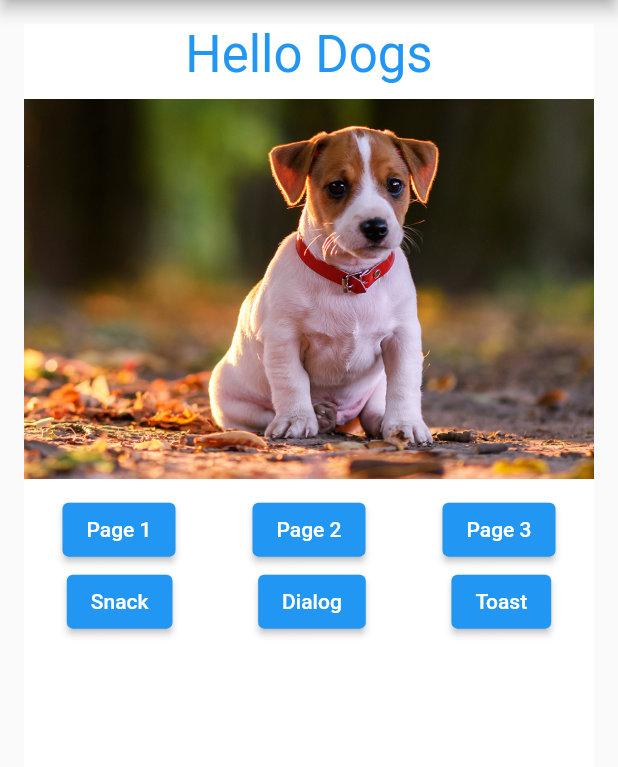
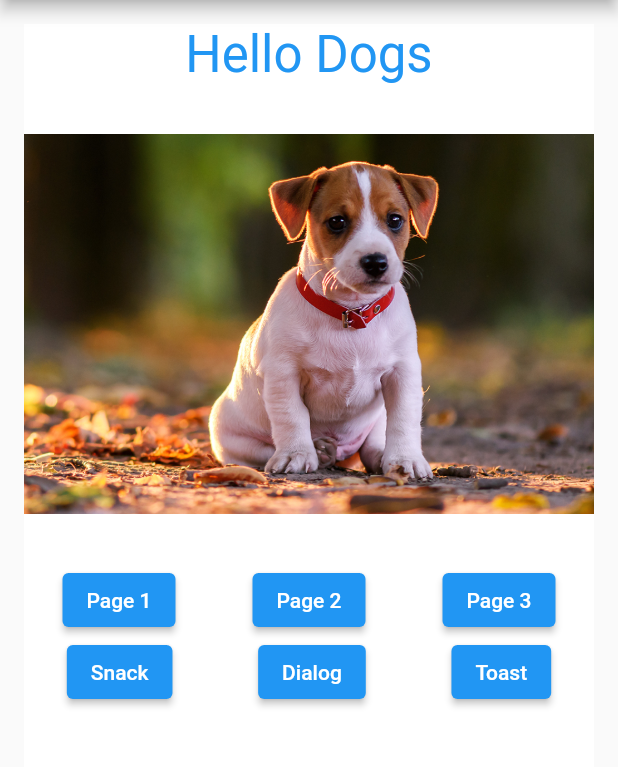
Before and after one commit to risesmj/dogs_life, a Flutter app: the screen it shows after launch, on a phone screen of 412 x 824 dp, the part 84-851 px from its top. Run offline on Flutter 3.47's test engine with Material 2 defaults, Android fonts, the phone set to English and light mode, and no system bars.

```diff
--- a/lib/home_page.dart
+++ b/lib/home_page.dart
@@ -25,8 +25,16 @@ class HomePage extends StatelessWidget {
             Text(
               "Hello Dogs",
               style: TextStyle(color: Colors.blue, fontSize: 34)),
-            Container( margin: EdgeInsets.only(top: 10,bottom: 10),
-              child: Image.asset("assets/images/dog1.png"),
+            Container(
+                margin: EdgeInsets.only(top: 10,bottom: 10),
+              height: 300,
+              child: PageView(
+                children: <Widget> [
+                  Image.asset("assets/images/dog1.png"),
+                  Image.asset("assets/images/dog2.png"),
+                  Image.asset("assets/images/dog3.png"),
+                ],
+              )
             ),
             Row(
               mainAxisAlignment: MainAxisAlignment.spaceAround,
```
Also changed, not shown: assets/images/dog2.png (added), assets/images/dog3.png (added).
